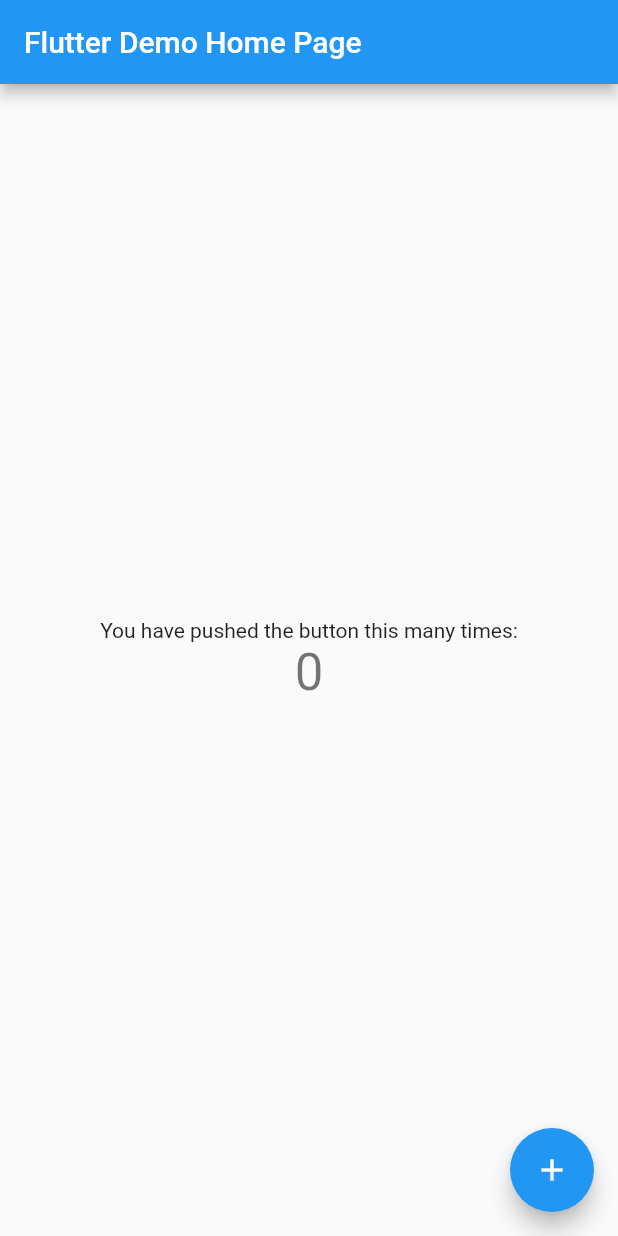
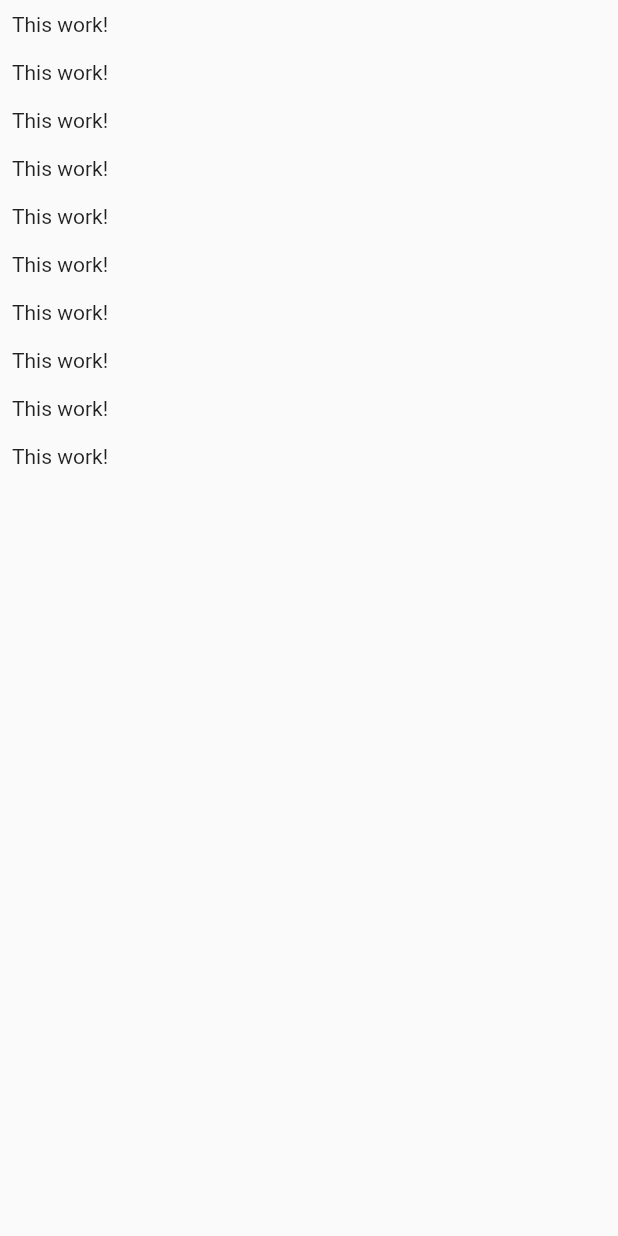
Before and after one commit to adamprabowo/My-Chat-Apps, a Flutter app: the screen it shows after launch, on a phone screen of 412 x 824 dp. Run offline on Flutter 3.47's test engine with Material 2 defaults, Android fonts, the phone set to English and light mode, and no system bars.

```diff
--- a/lib/main.dart
+++ b/lib/main.dart
@@ -1,111 +1,18 @@
 import 'package:flutter/material.dart';
+
+import './screens/chat_screen.dart';
 
 void main() => runApp(MyApp());
 
 class MyApp extends StatelessWidget {
-  // This widget is the root of your application.
   @override
   Widget build(BuildContext context) {
     return MaterialApp(
-      title: 'Flutter Demo',
+      title: 'FlutterChat',
       theme: ThemeData(
-        // This is the theme of your application.
-        //
-        // Try running your application with "flutter run". You'll see the
-        // application has a blue toolbar. Then, without quitting the app, try
-        // changing the primarySwatch below to Colors.green and then invoke
-        // "hot reload" (press "r" in the console where you ran "flutter run",
-        // or simply save your changes to "hot reload" in a Flutter IDE).
-        // Notice that the counter didn't reset back to zero; the application
-        // is not restarted.
         primarySwatch: Colors.blue,
       ),
-      home: MyHomePage(title: 'Flutter Demo Home Page'),
+      home: ChatScreen(),
     );
   }
 }
-
-class MyHomePage extends StatefulWidget {
-  MyHomePage({Key key, this.title}) : super(key: key);
-
-  // This widget is the home page of your application. It is stateful, meaning
-  // that it has a State object (defined below) that contains fields that affect
-  // how it looks.
-
-  // This class is the configuration for the state. It holds the values (in this
-  // case the title) provided by the parent (in this case the App widget) and
-  // used by the build method of the State. Fields in a Widget subclass are
-  // always marked "final".
-
-  final String title;
-
-  @override
-  _MyHomePageState createState() => _MyHomePageState();
-}
-
-class _MyHomePageState extends State<MyHomePage> {
-  int _counter = 0;
-
-  void _incrementCounter() {
-    setState(() {
-      // This call to setState tells the Flutter framework that something has
-      // changed in this State, which causes it to rerun the build method below
-      // so that the display can reflect the updated values. If we changed
-      // _counter without calling setState(), then the build method would not be
-      // called again, and so nothing would appear to happen.
-      _counter++;
-    });
-  }
-
-  @override
-  Widget build(BuildContext context) {
-    // This method is rerun every time setState is called, for instance as done
-    // by the _incrementCounter method above.
-    //
-    // The Flutter framework has been optimized to make rerunning build methods
-    // fast, so that you can just rebuild anything that needs updating rather
-    // than having to individually change instances of widgets.
-    return Scaffold(
-      appBar: AppBar(
-        // Here we take the value from the MyHomePage object that was created by
-        // the App.build method, and use it to set our appbar title.
-        title: Text(widget.title),
-      ),
-      body: Center(
-        // Center is a layout widget. It takes a single child and positions it
-        // in the middle of the parent.
-        child: Column(
-          // Column is also a layout widget. It takes a list of children and
-          // arranges them vertically. By default, it sizes itself to fit its
-          // children horizontally, and tries to be as tall as its parent.
-          //
-          // Invoke "debug painting" (press "p" in the console, choose the
-          // "Toggle Debug Paint" action from the Flutter Inspector in Android
-          // Studio, or the "Toggle Debug Paint" command in Visual Studio Code)
-          // to see the wireframe for each widget.
-          //
-          // Column has various properties to control how it sizes itself and
-          // how it positions its children. Here we use mainAxisAlignment to
-          // center the children vertically; the main axis here is the vertical
-          // axis because Columns are vertical (the cross axis would be
-          // horizontal).
-          mainAxisAlignment: MainAxisAlignment.center,
-          children: <Widget>[
-            Text(
-              'You have pushed the button this many times:',
-            ),
-            Text(
-              '$_counter',
-              style: Theme.of(context).textTheme.display1,
-            ),
-          ],
-        ),
-      ),
-      floatingActionButton: FloatingActionButton(
-        onPressed: _incrementCounter,
-        tooltip: 'Increment',
-        child: Icon(Icons.add),
-      ), // This trailing comma makes auto-formatting nicer for build methods.
-    );
-  }
-}
--- /dev/null
+++ b/lib/screens/chat_screen.dart
@@ -0,0 +1,16 @@
+import 'package:flutter/material.dart';
+
+class ChatScreen extends StatelessWidget {
+  @override
+  Widget build(BuildContext context) {
+    return Scaffold(
+      body: ListView.builder(
+        itemCount: 10,
+        itemBuilder: (ctx, index) => Container(
+          padding: EdgeInsets.all(8),
+          child: Text('This work!'),
+        ),
+      ),
+    );
+  }
+}
```
Also changed, not shown: lib/screens/auth_screen.dart (added).
